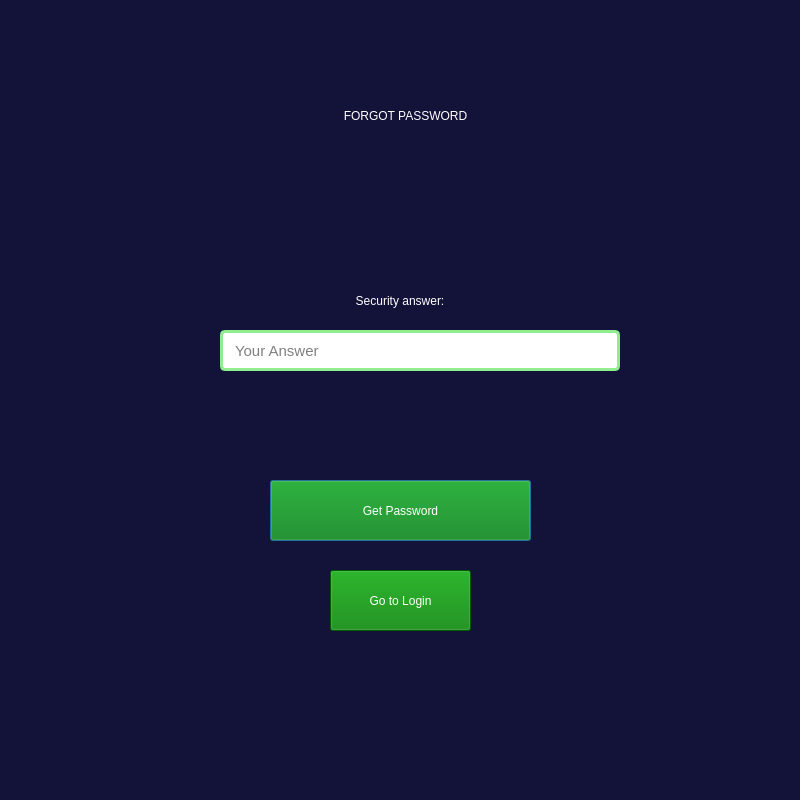
Above: ui_files/Forgotpassword.ui from omkar2887/Whack_A_Mole before the change. Below: the same form after it.
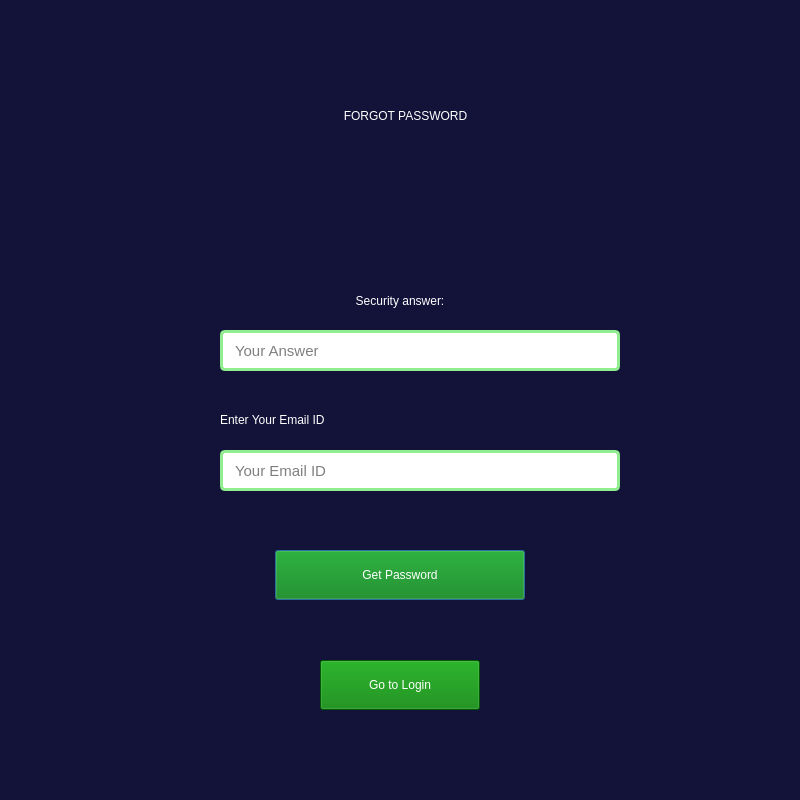
That is the form after the change.

Commit message: added forgotpassword.ui bt aditya p

Patch:
```diff
--- a/ui_files/Forgotpassword.ui
+++ b/ui_files/Forgotpassword.ui
@@ -39,10 +39,10 @@
   <widget class="QPushButton" name="f_getpass">
    <property name="geometry">
     <rect>
-     <x>270</x>
-     <y>480</y>
-     <width>261</width>
-     <height>61</height>
+     <x>275</x>
+     <y>550</y>
+     <width>250</width>
+     <height>50</height>
     </rect>
    </property>
    <property name="cursor">
@@ -50,7 +50,7 @@
    </property>
    <property name="styleSheet">
     <string notr="true">font: 16pt &quot;Arial Rounded MT Bold&quot;;
-padding:15px;
+padding:0px 5px 0px 5px;
 background-color:green;
 color:white;</string>
    </property>
@@ -112,10 +112,10 @@
   <widget class="QPushButton" name="f_gotologin">
    <property name="geometry">
     <rect>
-     <x>330</x>
-     <y>570</y>
-     <width>141</width>
-     <height>61</height>
+     <x>320</x>
+     <y>660</y>
+     <width>160</width>
+     <height>50</height>
     </rect>
    </property>
    <property name="cursor">
@@ -123,7 +123,7 @@
    </property>
    <property name="styleSheet">
     <string notr="true">font: 16pt &quot;Arial Rounded MT Bold&quot;;
-padding:15px;
+padding:0px 5px 0px 5px;
 background-color:green;
 color:white;</string>
    </property>
@@ -151,6 +151,70 @@
     <set>Qt::AlignCenter</set>
    </property>
   </widget>
+  <widget class="QLabel" name="label_2">
+   <property name="geometry">
+    <rect>
+     <x>220</x>
+     <y>410</y>
+     <width>211</width>
+     <height>20</height>
+    </rect>
+   </property>
+   <property name="styleSheet">
+    <string notr="true">font: 14pt &quot;Georgia&quot;;
+color: white;</string>
+   </property>
+   <property name="text">
+    <string>Enter Your Email ID</string>
+   </property>
+  </widget>
+  <widget class="QLineEdit" name="f_emailid">
+   <property name="geometry">
+    <rect>
+     <x>220</x>
+     <y>450</y>
+     <width>400</width>
+     <height>41</height>
+    </rect>
+   </property>
+   <property name="font">
+    <font>
+     <pointsize>11</pointsize>
+    </font>
+   </property>
+   <property name="styleSheet">
+    <string notr="true">padding:0px 10px 0px 10px;
+border-radius:5px;
+border:3px solid lightgreen;
+background-color:white;</string>
+   </property>
+   <property name="text">
+    <string/>
+   </property>
+   <property name="placeholderText">
+    <string>Your Email ID</string>
+   </property>
+  </widget>
+  <widget class="QLabel" name="f_responseerror_2">
+   <property name="geometry">
+    <rect>
+     <x>160</x>
+     <y>500</y>
+     <width>500</width>
+     <height>30</height>
+    </rect>
+   </property>
+   <property name="styleSheet">
+    <string notr="true">font: 11pt &quot;Meiryo UI&quot;;
+color:red;</string>
+   </property>
+   <property name="text">
+    <string/>
+   </property>
+   <property name="alignment">
+    <set>Qt::AlignCenter</set>
+   </property>
+  </widget>
  </widget>
  <resources/>
  <connections/>
```
